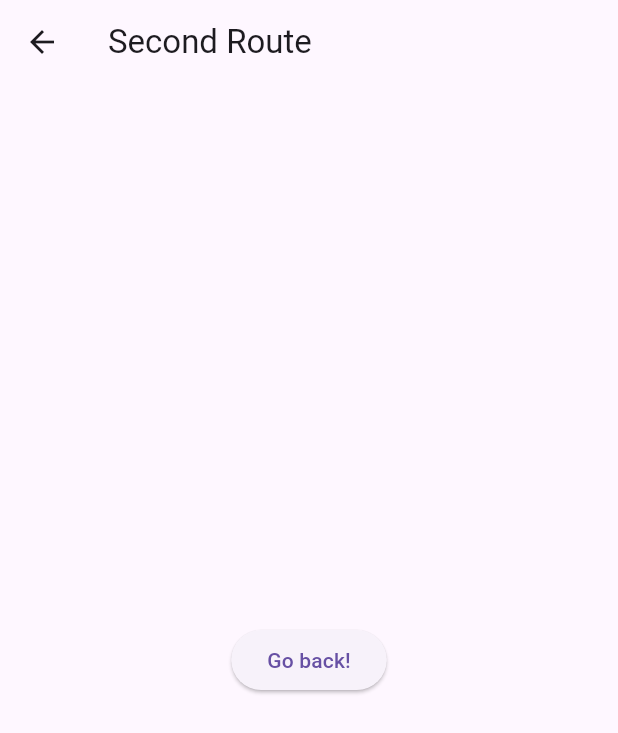
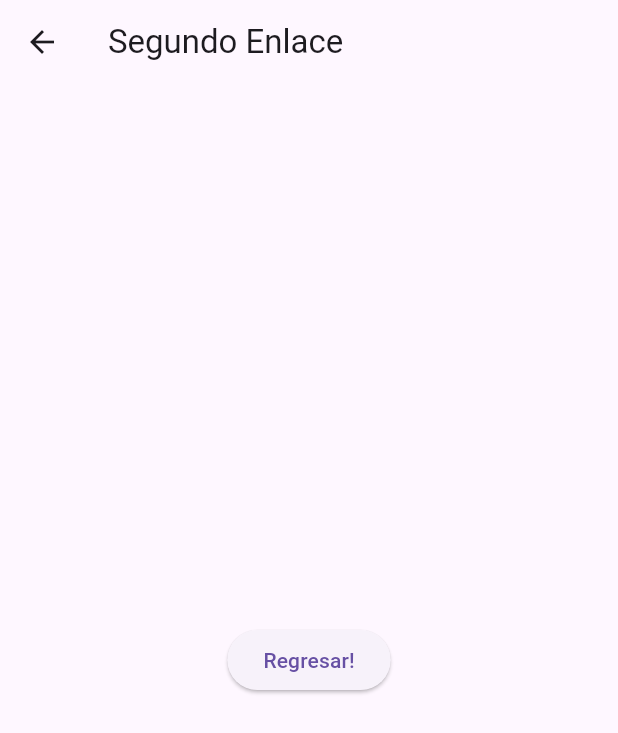
Before and after one commit to AlejandroCas26/push_pop, a Flutter app: the SecondRoute screen opened directly, on a phone screen of 412 x 824 dp. Shown: the top 733 px of the screen. Run offline on Flutter 3.47's test engine with Material 3 defaults, Android fonts, the phone set to English and light mode, and no system bars.

```diff
--- a/lib/main.dart
+++ b/lib/main.dart
@@ -2,7 +2,7 @@ import 'package:flutter/material.dart';
 
 void main() {
   runApp(const MaterialApp(
-    title: 'Navigation Basics',
+    title: 'Push y Pop',
     home: FirstRoute(),
   ));
 }
@@ -14,11 +14,11 @@ class FirstRoute extends StatelessWidget {
   Widget build(BuildContext context) {
     return Scaffold(
       appBar: AppBar(
-        title: const Text('First Route'),
+        title: const Text('Primer Enlace'),
       ),
       body: Center(
         child: ElevatedButton(
-          child: const Text('Open route'),
+          child: const Text('Abrir enlace'),
           onPressed: () {
             Navigator.push(
               context,
@@ -38,14 +38,14 @@ class SecondRoute extends StatelessWidget {
   Widget build(BuildContext context) {
     return Scaffold(
       appBar: AppBar(
-        title: const Text('Second Route'),
+        title: const Text('Segundo Enlace'),
       ),
       body: Center(
         child: ElevatedButton(
           onPressed: () {
             Navigator.pop(context);
           },
-          child: const Text('Go back!'),
+          child: const Text('Regresar!'),
         ),
       ),
     );
```
